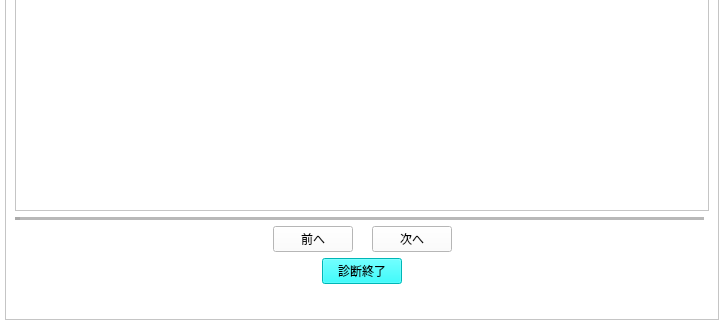
Qt form design/enaviInput.ui (kokimame/e-navi) before a commit; both pictures show x 0 to 724 and y 590 to 910 of the 724 by 910 pixel window.
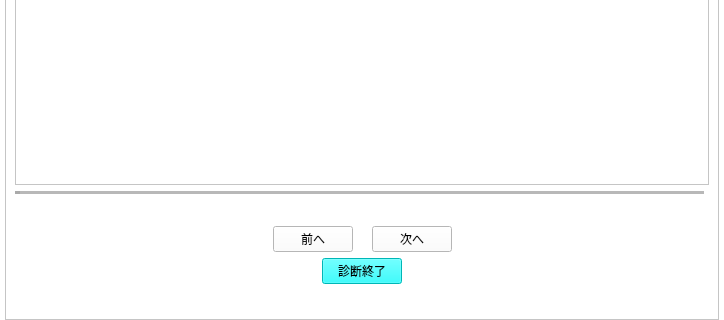
The same form after that commit. Icons and pictures are not drawn.

Commit message: Added answer box and new warning label

Patch:
```diff
--- a/design/enaviInput.ui
+++ b/design/enaviInput.ui
@@ -104,6 +104,49 @@
          </property>
         </widget>
        </item>
+       <item>
+        <layout class="QHBoxLayout" name="horizontalLayout">
+         <item>
+          <spacer name="horizontalSpacer_4">
+           <property name="orientation">
+            <enum>Qt::Horizontal</enum>
+           </property>
+           <property name="sizeHint" stdset="0">
+            <size>
+             <width>40</width>
+             <height>20</height>
+            </size>
+           </property>
+          </spacer>
+         </item>
+         <item>
+          <widget class="QLabel" name="unfillLbl">
+           <property name="enabled">
+            <bool>true</bool>
+           </property>
+           <property name="text">
+            <string/>
+           </property>
+           <property name="pixmap">
+            <pixmap>../image/unfill_error.png</pixmap>
+           </property>
+          </widget>
+         </item>
+         <item>
+          <spacer name="horizontalSpacer_5">
+           <property name="orientation">
+            <enum>Qt::Horizontal</enum>
+           </property>
+           <property name="sizeHint" stdset="0">
+            <size>
+             <width>40</width>
+             <height>20</height>
+            </size>
+           </property>
+          </spacer>
+         </item>
+        </layout>
+       </item>
        <item>
         <layout class="QHBoxLayout" name="horizontalLayout_14">
          <item>
```
The commit also changes 2 other files.
